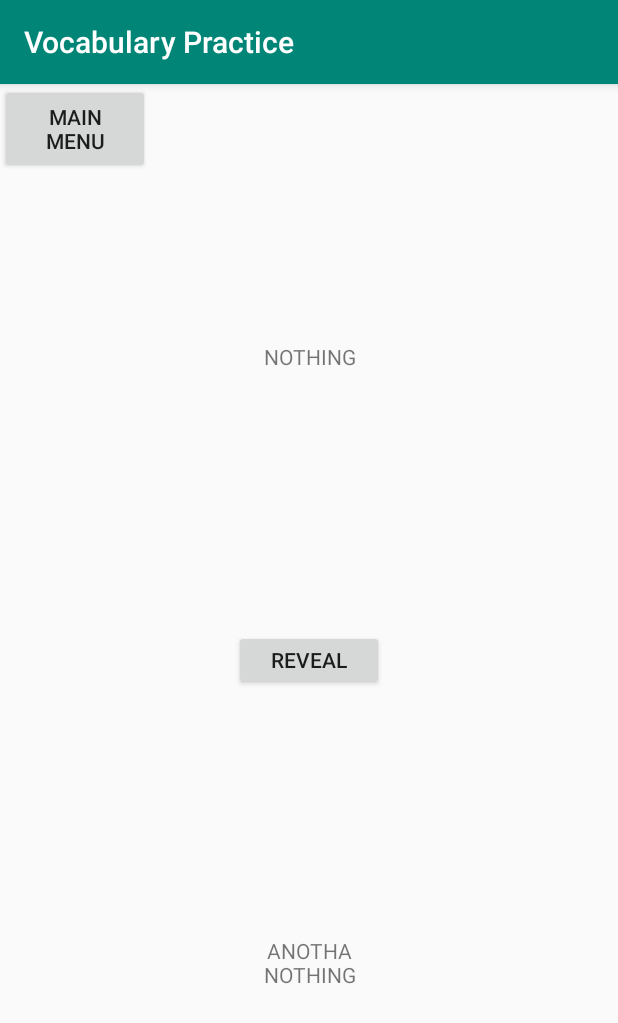
After one commit to INGUANA/VocabularyPractice, an Android app: the fragment wordGuessFragment shown on its own in the app's theme, on a phone screen of 412 x 824 dp. The commit adds this screen. Shown: the top 1023 px of the screen. Run offline under Robolectric (Android 15) with nearby library versions, the phone set to English and light mode, and no system bars.

Commit message:
wordGuessFragment word guess fragment creation: - created dimensions strings for word guess fragment - initialized overlay for future use

```diff
--- a/app/src/main/java/com/inguana/vocabularypractice/MainMenuFragment.java
+++ b/app/src/main/java/com/inguana/vocabularypractice/MainMenuFragment.java
@@ -25,7 +25,8 @@
     private Button  btStartMmf, btSettingsMmf, btExitMmf;
     private ImageButton ibSettingsInformationMmf;
     private TranslationMode translationMode;
-    private TextView tvTooltipTextMmf;
+    private TextView tvTooltipTextMmf;//overlayDialog = new Dialog(getContext(), R.style.Theme_AppCompat);
+    //overlayDialog.setCancelable(false);
 
     public void initialize(View view, ViewGroup container) {
         btStartMmf = view.findViewById(R.id.btStartMmf);
--- /dev/null
+++ b/app/src/main/java/com/inguana/vocabularypractice/wordGuessFragment.java
@@ -0,0 +1,43 @@
+package com.inguana.vocabularypractice;
+
+import android.os.Bundle;
+import android.view.LayoutInflater;
+import android.view.View;
+import android.view.ViewGroup;
+import android.widget.Button;
+import android.widget.TextView;
+
+import androidx.annotation.NonNull;
+import androidx.annotation.Nullable;
+import androidx.fragment.app.Fragment;
+
+public class wordGuessFragment extends Fragment {
+
+    private Button btMainMenuMmf, btRevealMmf;
+    private TextView tvSourceWordMmf, tvTranslatedWordMmf;
+    private int fragmentContainerId;
+
+    private void initialize(View view, ViewGroup container) {
+        btMainMenuMmf = view.findViewById(R.id.btMainMenuMmf);
+        btRevealMmf = view.findViewById(R.id.btRevealMmf);
+
+        tvSourceWordMmf = view.findViewById(R.id.tvSourceWordMmf);
+        tvTranslatedWordMmf = view.findViewById(R.id.tvTranslatedWordMmf);
+
+        fragmentContainerId = container.getId();
+    }
+
+    @Nullable
+    @Override
+    public View onCreateView(@NonNull LayoutInflater inflater, @Nullable ViewGroup container, @Nullable Bundle savedInstanceState) {
+
+        View view = inflater.inflate(R.layout.fragment_word_guess, container, false);
+        initialize(view, container);
+
+        return view;
+
+        // TODO: set button listeners
+    }
+
+    //TODO: define swipe gesture to move to next word
+}
--- /dev/null
+++ b/app/src/main/res/layout/fragment_word_guess.xml
@@ -0,0 +1,47 @@
+<?xml version="1.0" encoding="utf-8"?>
+<androidx.constraintlayout.widget.ConstraintLayout xmlns:android="http://schemas.android.com/apk/res/android"
+    android:layout_width="match_parent"
+    android:layout_height="match_parent"
+    xmlns:app="http://schemas.android.com/apk/res-auto">
+
+    <TextView
+        android:id="@+id/tvSourceWordMmf"
+        android:layout_width="@dimen/textView_width"
+        android:layout_height="@dimen/textview_height"
+        android:text="NOTHING"
+        android:gravity="center"
+        app:layout_constraintTop_toTopOf="parent"
+        app:layout_constraintStart_toStartOf="parent"
+        app:layout_constraintEnd_toEndOf="parent"
+        app:layout_constraintBottom_toTopOf="@id/btRevealMmf"/>
+
+    <Button
+        android:id="@+id/btRevealMmf"
+        android:layout_width="@dimen/button_width"
+        android:layout_height="@dimen/button_height"
+        android:text="@string/fragment_word_guess_reveal"
+        app:layout_constraintEnd_toEndOf="parent"
+        app:layout_constraintStart_toStartOf="parent"
+        app:layout_constraintBottom_toTopOf="@id/tvTranslatedWordMmf"
+        app:layout_constraintTop_toBottomOf="@id/tvSourceWordMmf" />
+
+    <TextView
+        android:id="@+id/tvTranslatedWordMmf"
+        android:layout_width="@dimen/textView_width"
+        android:layout_height="@dimen/textview_height"
+        android:text="ANOTHA NOTHING"
+        android:gravity="center"
+        app:layout_constraintTop_toBottomOf="@id/btRevealMmf"
+        app:layout_constraintStart_toStartOf="parent"
+        app:layout_constraintEnd_toEndOf="parent"
+        app:layout_constraintBottom_toBottomOf="parent"/>
+
+    <Button
+        android:id="@+id/btMainMenuMmf"
+        android:layout_width="@dimen/button_width"
+        android:layout_height="@dimen/button_height_medium"
+        android:text="@string/fragment_word_guess_main_menu"
+        app:layout_constraintStart_toStartOf="parent"
+        app:layout_constraintTop_toTopOf="parent" />
+
+</androidx.constraintlayout.widget.ConstraintLayout>
--- a/app/src/main/res/values/dimens.xml
+++ b/app/src/main/res/values/dimens.xml
@@ -7,8 +7,16 @@
     <!--PopUp Widths-->
     <dimen name="popup_width">120dp</dimen>
 
+    <!--TextView Widths-->
+    <dimen name="textView_width">120dp</dimen>
+
     <!--Button Heights-->
     <dimen name="button_height">40dp</dimen>
+    <dimen name="button_height_medium">60dp</dimen>
+
+
+    <!--TextView Heights-->
+    <dimen name="textview_height">40dp</dimen>
 
     <!--Margin top-->
     <dimen name="margin_top_button">20dp</dimen>
--- a/app/src/main/res/values/strings.xml
+++ b/app/src/main/res/values/strings.xml
@@ -9,6 +9,8 @@
     <string name="fragment_main_menu_start">Start</string>
     <string name="fragment_main_menu_tooltip_text_settings">Select which language the known word is from, and to what language you will be trying to translate it.</string>
 
+    <string name="fragment_word_guess_reveal">Reveal</string>
+    <string name="fragment_word_guess_main_menu">Main Menu</string>
 
 
 </resources>
```
